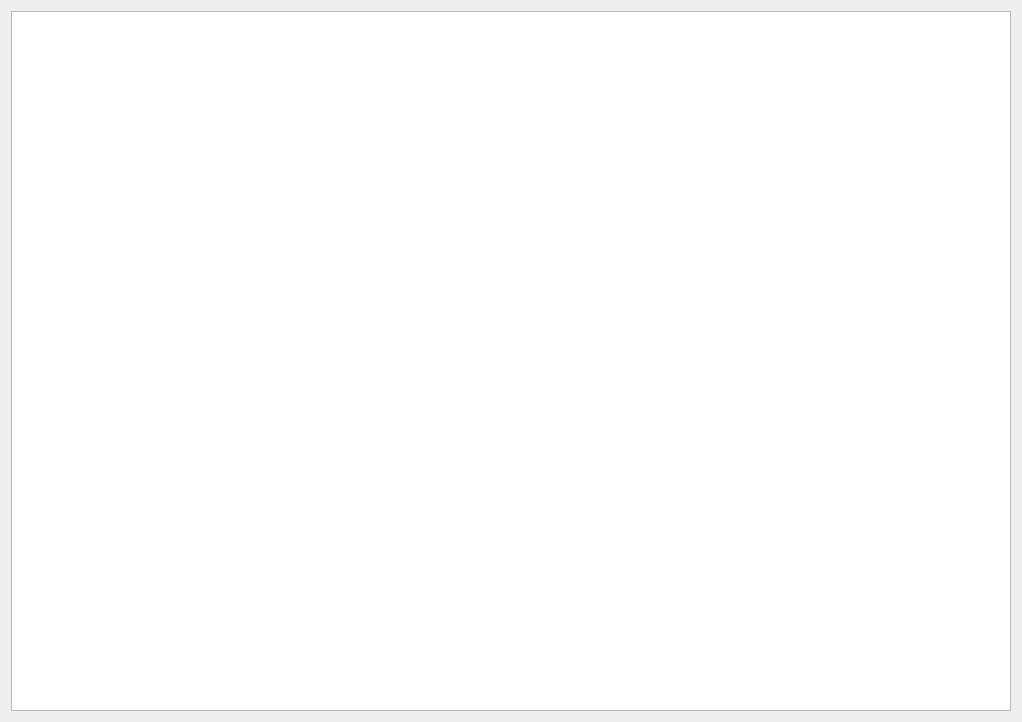
This is code/resources/UIs/ui_bill_page.ui in PippoGot/PRJ_Manager_2020 as Qt 5 draws it before an edit. The edited form follows.
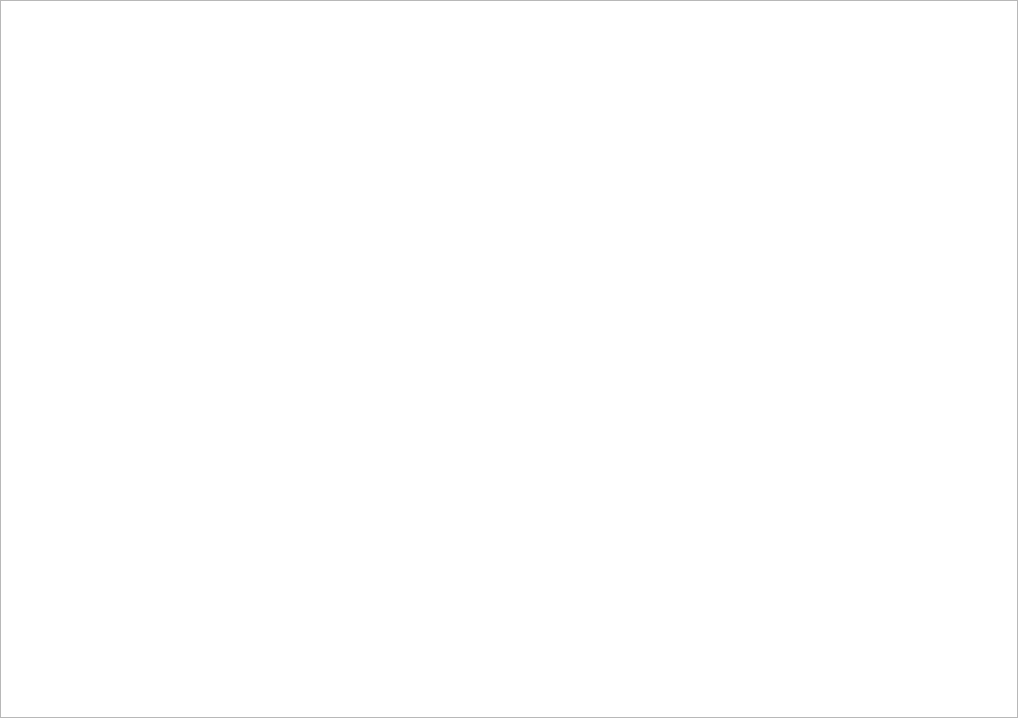
This is the edited form.

The edit to the form file:
```diff
--- a/code/resources/UIs/ui_bill_page.ui
+++ b/code/resources/UIs/ui_bill_page.ui
@@ -14,6 +14,18 @@
    <string>Form</string>
   </property>
   <layout class="QHBoxLayout" name="horizontalLayout">
+   <property name="leftMargin">
+    <number>0</number>
+   </property>
+   <property name="topMargin">
+    <number>0</number>
+   </property>
+   <property name="rightMargin">
+    <number>0</number>
+   </property>
+   <property name="bottomMargin">
+    <number>0</number>
+   </property>
    <item>
     <widget class="QTableView" name="uiBillView">
      <property name="minimumSize">
@@ -22,6 +34,9 @@
        <height>700</height>
       </size>
      </property>
+     <property name="alternatingRowColors">
+      <bool>true</bool>
+     </property>
     </widget>
    </item>
   </layout>
```
